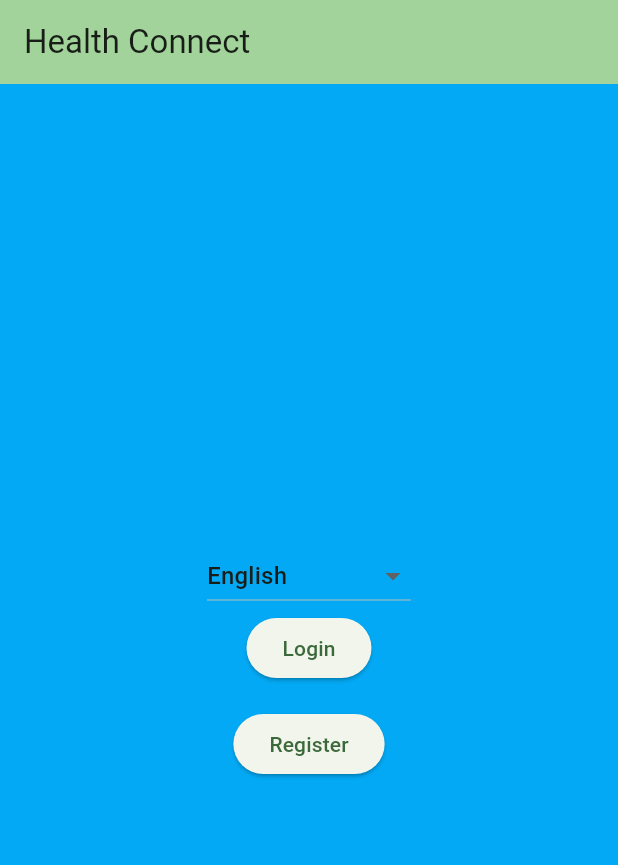
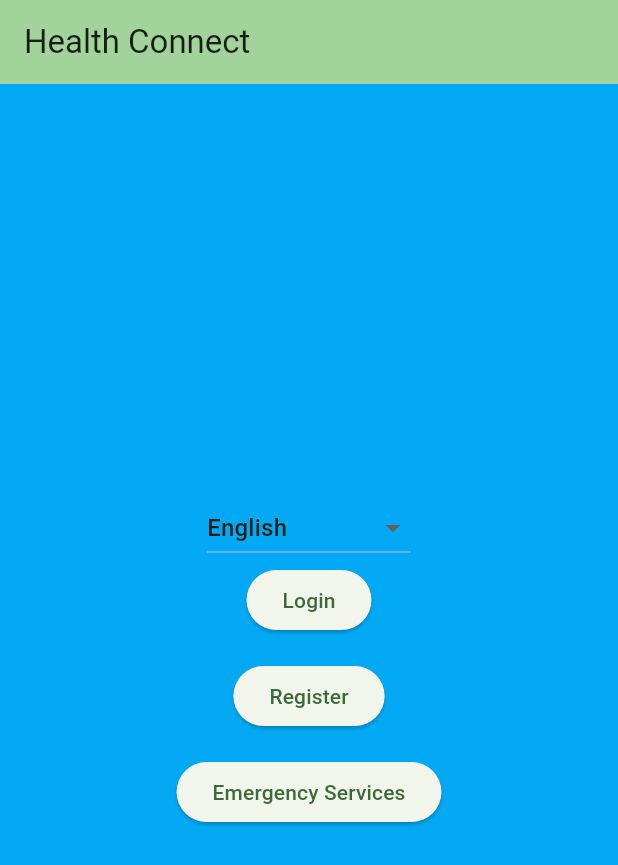
Before and after one commit to Wesley-Perrang/HealthConnect, a Flutter app: the screen it shows after launch, on a phone screen of 412 x 824 dp. Shown: the top 865 px of the screen. Run offline on Flutter 3.47's test engine with Material 2 defaults, Android fonts, the phone set to English and light mode, and no system bars; our stand-ins replace firebase_auth, firebase_core; accounts and stored records are empty.

Commit message:
added emergency button on start page

```diff
--- a/health_connect/lib/start_page.dart
+++ b/health_connect/lib/start_page.dart
@@ -72,6 +72,14 @@ class _StartPageState extends State<StartPage> {
                 },
                 child: Text('Register'),
               ),
+              SizedBox(height: 16.0),
+              ElevatedButton(
+                onPressed: () {
+                  // Implement the action for the emergency services button here
+                  // You can navigate to a medical services screen or perform any desired action.
+                },
+                child: Text('Emergency Services'),
+              ),
             ],
           ),
         ),
```
